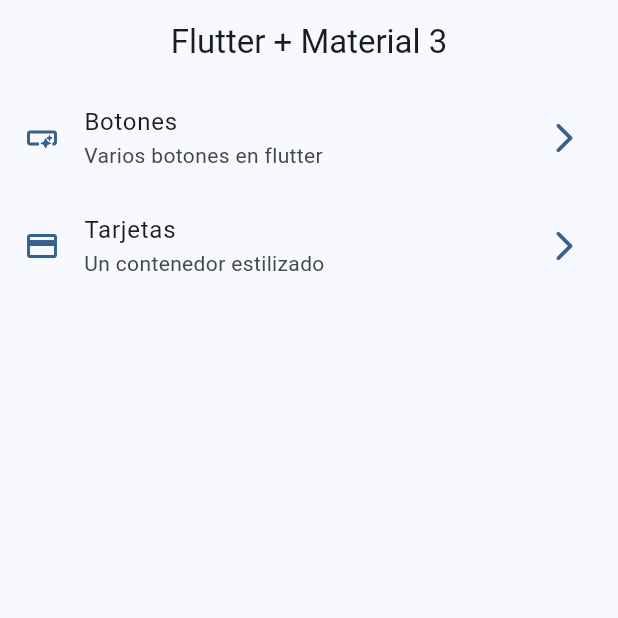
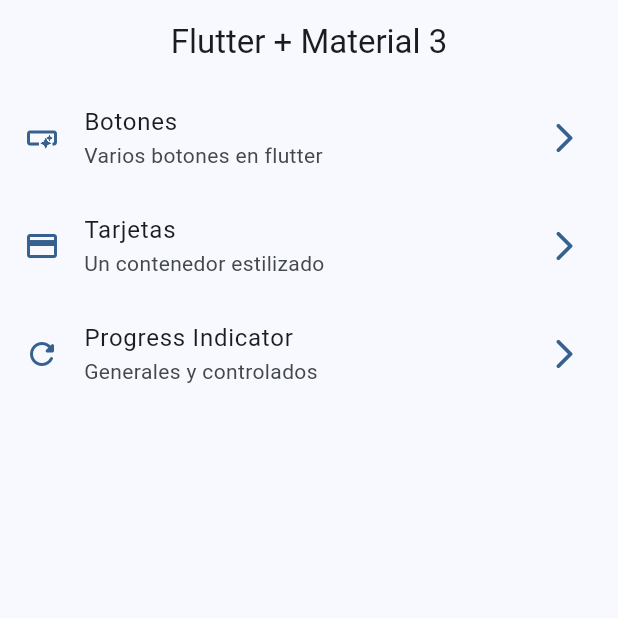
Before and after one commit to jesusjosee/flutter-wigets-app, a Flutter app: the screen it shows after launch, on a phone screen of 412 x 824 dp, the top half of it. Run offline on Flutter 3.47's test engine with Material 2 defaults, Android fonts, the phone set to English and light mode, and no system bars; our stand-ins replace go_router.

Commit message:
progress indicator finish

```diff
--- a/lib/config/menu/menu_items.dart
+++ b/lib/config/menu/menu_items.dart
@@ -27,5 +27,11 @@ const appMenuItems = <MenuItem> [
     link: '/cards',
     icon: Icons.credit_card
   ),
+  MenuItem(
+    title: 'Progress Indicator',
+    subtitle: 'Generales y controlados',
+    link: '/progress',
+    icon: Icons.refresh_rounded
+  ),
 
 ];
--- a/lib/config/router/app_router.dart
+++ b/lib/config/router/app_router.dart
@@ -22,5 +22,11 @@ final approuter = GoRouter(
       name: CardScreen.name,
       builder: (context, state) => const CardScreen(),
     ),
+
+    GoRoute(
+      path: '/progress',
+      name: ProgressScreen.name,
+      builder: (context, state) => const ProgressScreen(),
+    ),
   ],
 );
```
Also changed, not shown: lib/presentation/screens/progress/progress_screen.dart (+63 -1 lines).
